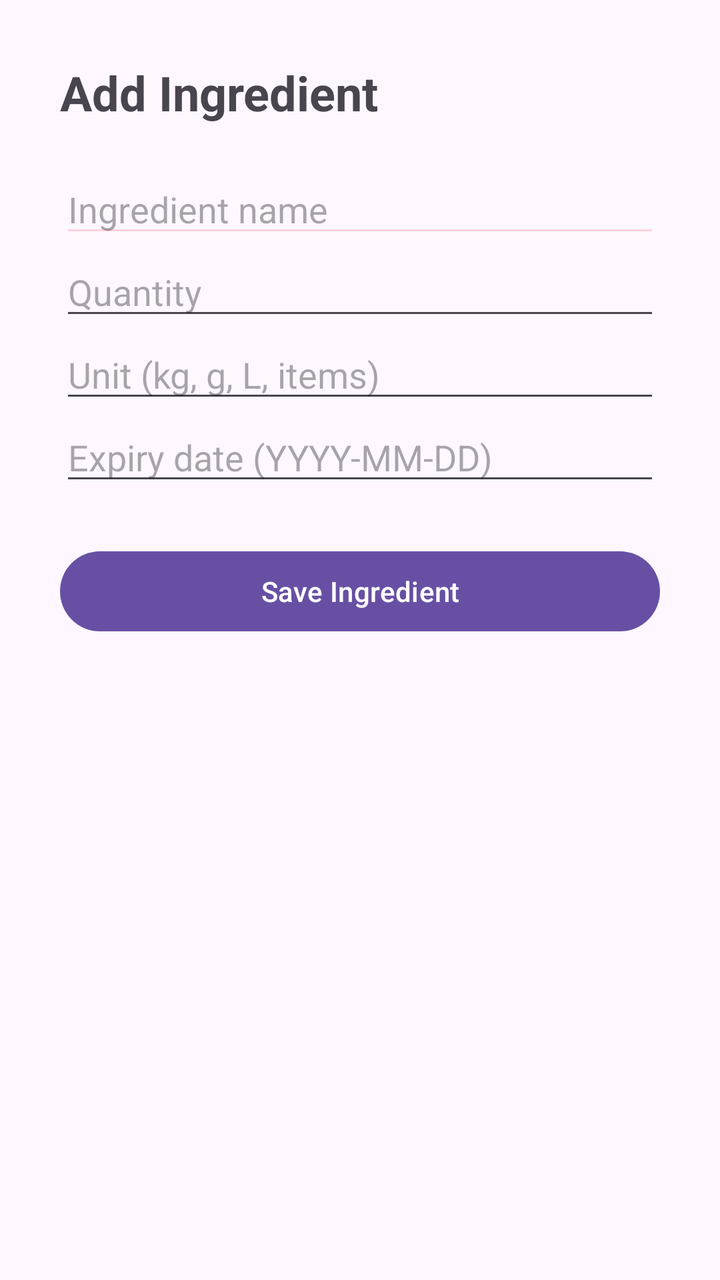
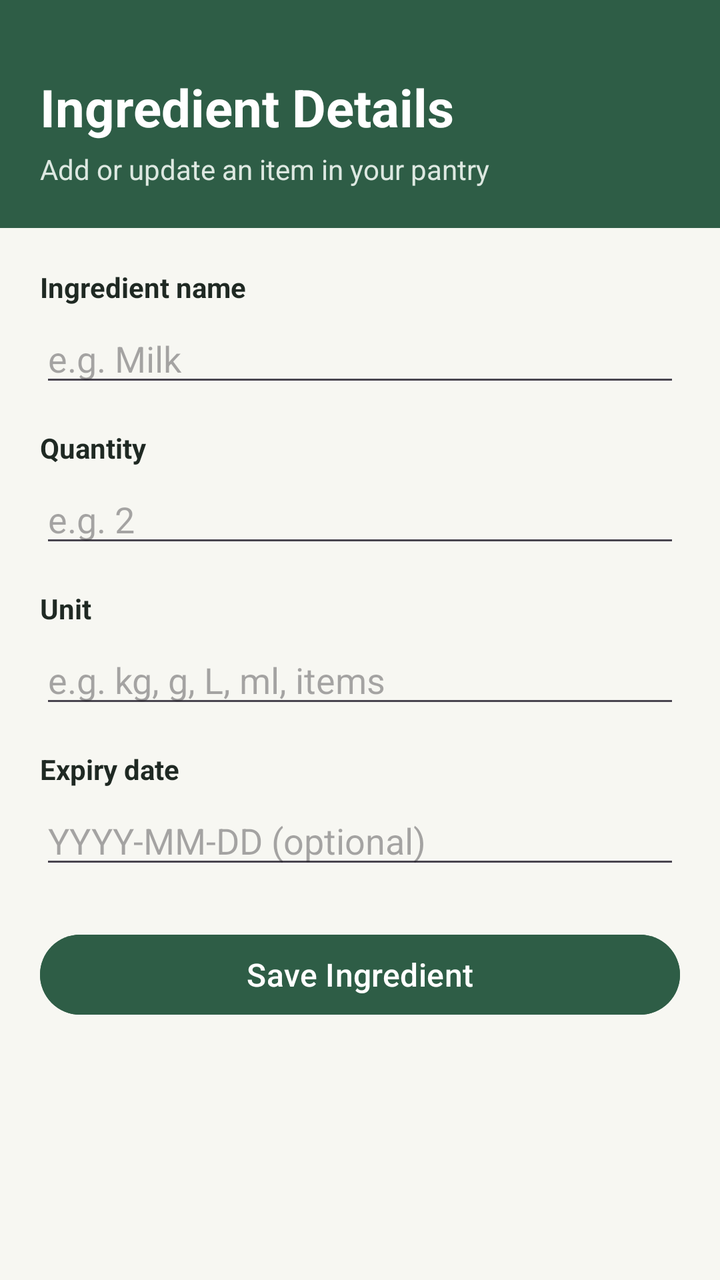

Before-and-after screenshots of an Android layout around one commit, followed by the original layout XML and the change that was made.
<!-- AndroidManifest.xml: application theme Theme.SmartPantryManager -->
<!-- res/layout/activity_add_edit_ingredient.xml -->
<?xml version="1.0" encoding="utf-8"?>
<ScrollView xmlns:android="http://schemas.android.com/apk/res/android"
    android:layout_width="match_parent"
    android:layout_height="match_parent">

    <LinearLayout
        android:layout_width="match_parent"
        android:layout_height="wrap_content"
        android:orientation="vertical"
        android:padding="30dp">

        <TextView
            android:layout_width="wrap_content"
            android:layout_height="wrap_content"
            android:layout_marginBottom="20dp"
            android:text="Add Ingredient"
            android:textSize="24sp"
            android:textStyle="bold" />

        <EditText
            android:id="@+id/editTextName"
            android:layout_width="match_parent"
            android:layout_height="wrap_content"
            android:backgroundTint="#25FF0000"
            android:hint="Ingredient name"
            android:inputType="textCapWords" />

        <EditText
            android:id="@+id/editTextQuantity"
            android:layout_width="match_parent"
            android:layout_height="wrap_content"
            android:hint="Quantity"
            android:inputType="numberDecimal" />

        <EditText
            android:id="@+id/editTextUnit"
            android:layout_width="match_parent"
            android:layout_height="wrap_content"
            android:hint="Unit (kg, g, L, items)" />

        <EditText
            android:id="@+id/editTextExpiryDate"
            android:layout_width="match_parent"
            android:layout_height="wrap_content"
            android:hint="Expiry date (YYYY-MM-DD)" />

        <Button
            android:id="@+id/buttonSave"
            android:layout_width="match_parent"
            android:layout_height="wrap_content"
            android:layout_marginTop="24dp"
            android:text="Save Ingredient" />

    </LinearLayout>

</ScrollView>
<!-- resources referenced by this layout -->
<resources>
  <style name="Theme.SmartPantryManager" parent="Base.Theme.SmartPantryManager" />
  <style name="Base.Theme.SmartPantryManager" parent="Theme.Material3.DayNight.NoActionBar">
          
          
      </style>
</resources>

<!-- the commit's change to res/layout/activity_add_edit_ingredient.xml (unified diff, before → after) -->
@@ -1,55 +1,122 @@
 <?xml version="1.0" encoding="utf-8"?>
-<ScrollView xmlns:android="http://schemas.android.com/apk/res/android"
+<ScrollView
+    xmlns:android="http://schemas.android.com/apk/res/android"
     android:layout_width="match_parent"
-    android:layout_height="match_parent">
+    android:layout_height="match_parent"
+    android:background="@color/pantry_background">
 
     <LinearLayout
         android:layout_width="match_parent"
         android:layout_height="wrap_content"
-        android:orientation="vertical"
-        android:padding="30dp">
+        android:orientation="vertical">
 
-        <TextView
-            android:layout_width="wrap_content"
-            android:layout_height="wrap_content"
-            android:layout_marginBottom="20dp"
-            android:text="Add Ingredient"
-            android:textSize="24sp"
-            android:textStyle="bold" />
-
-        <EditText
-            android:id="@+id/editTextName"
+        
+        <LinearLayout
             android:layout_width="match_parent"
             android:layout_height="wrap_content"
-            android:backgroundTint="#25FF0000"
-            android:hint="Ingredient name"
-            android:inputType="textCapWords" />
+            android:orientation="vertical"
+            android:background="@color/pantry_green"
+            android:padding="20dp">
 
-        <EditText
-            android:id="@+id/editTextQuantity"
+            <TextView
+                android:layout_width="wrap_content"
+                android:layout_height="wrap_content"
+                android:text="Ingredient Details"
+                android:textColor="@color/pantry_white"
+                android:textSize="26sp"
+                android:textStyle="bold"
+                android:paddingTop="16dp"/>
+
+            <TextView
+                android:layout_width="wrap_content"
+                android:layout_height="wrap_content"
+                android:text="Add or update an item in your pantry"
+                android:textColor="#DDE8E1"
+                android:textSize="14sp"
+                android:layout_marginTop="4dp" />
+
+        </LinearLayout>
+
+        
+        <LinearLayout
             android:layout_width="match_parent"
             android:layout_height="wrap_content"
-            android:hint="Quantity"
-            android:inputType="numberDecimal" />
+            android:orientation="vertical"
+            android:padding="20dp">
 
-        <EditText
-            android:id="@+id/editTextUnit"
-            android:layout_width="match_parent"
-            android:layout_height="wrap_content"
-            android:hint="Unit (kg, g, L, items)" />
+            <TextView
+                android:layout_width="wrap_content"
+                android:layout_height="wrap_content"
+                android:text="Ingredient name"
+                android:textStyle="bold"
+                android:textColor="@color/pantry_text" />
 
-        <EditText
-            android:id="@+id/editTextExpiryDate"
-            android:layout_width="match_parent"
-            android:layout_height="wrap_content"
-            android:hint="Expiry date (YYYY-MM-DD)" />
+            <EditText
+                android:id="@+id/editTextName"
+                android:layout_width="match_parent"
+                android:layout_height="wrap_content"
+                android:hint="e.g. Milk"
+                android:inputType="textCapWords"
+                android:layout_marginTop="4dp"
+                android:layout_marginBottom="16dp" />
 
-        <Button
-            android:id="@+id/buttonSave"
-            android:layout_width="match_parent"
-            android:layout_height="wrap_content"
-            android:layout_marginTop="24dp"
-            android:text="Save Ingredient" />
+            <TextView
+                android:layout_width="wrap_content"
+                android:layout_height="wrap_content"
+                android:text="Quantity"
+                android:textStyle="bold"
+                android:textColor="@color/pantry_text" />
+
+            <EditText
+                android:id="@+id/editTextQuantity"
+                android:layout_width="match_parent"
+                android:layout_height="wrap_content"
+                android:hint="e.g. 2"
+                android:inputType="numberDecimal"
+                android:layout_marginTop="4dp"
+                android:layout_marginBottom="16dp" />
+
+            <TextView
+                android:layout_width="wrap_content"
+                android:layout_height="wrap_content"
+                android:text="Unit"
+                android:textStyle="bold"
+                android:textColor="@color/pantry_text" />
+
+            <EditText
+                android:id="@+id/editTextUnit"
+                android:layout_width="match_parent"
+                android:layout_height="wrap_content"
+                android:hint="e.g. kg, g, L, ml, items"
+                android:layout_marginTop="4dp"
+                android:layout_marginBottom="16dp" />
+
+            <TextView
+                android:layout_width="wrap_content"
+                android:layout_height="wrap_content"
+                android:text="Expiry date"
+                android:textStyle="bold"
+                android:textColor="@color/pantry_text" />
+
+            <EditText
+                android:id="@+id/editTextExpiryDate"
+                android:layout_width="match_parent"
+                android:layout_height="wrap_content"
+                android:hint="YYYY-MM-DD (optional)"
+                android:layout_marginTop="4dp"
+                android:layout_marginBottom="24dp" />
+
+            <Button
+                android:id="@+id/buttonSave"
+                android:layout_width="match_parent"
+                android:layout_height="wrap_content"
+                android:text="Save Ingredient"
+                android:textAllCaps="false"
+                android:textSize="16sp"
+                android:textColor="@color/pantry_white"
+                android:backgroundTint="@color/pantry_green" />
+
+        </LinearLayout>
 
     </LinearLayout>
 
<!-- resource entries referenced after the edit -->
@@ -1,5 +1,9 @@
 <!-- resources referenced by this layout -->
 <resources>
+  <color name="pantry_background">#F7F7F2</color>
+  <color name="pantry_green">#2E5D46</color>
+  <color name="pantry_text">#1F2923</color>
+  <color name="pantry_white">#FFFFFF</color>
   <style name="Theme.SmartPantryManager" parent="Base.Theme.SmartPantryManager" />
   <style name="Base.Theme.SmartPantryManager" parent="Theme.Material3.DayNight.NoActionBar">
           
